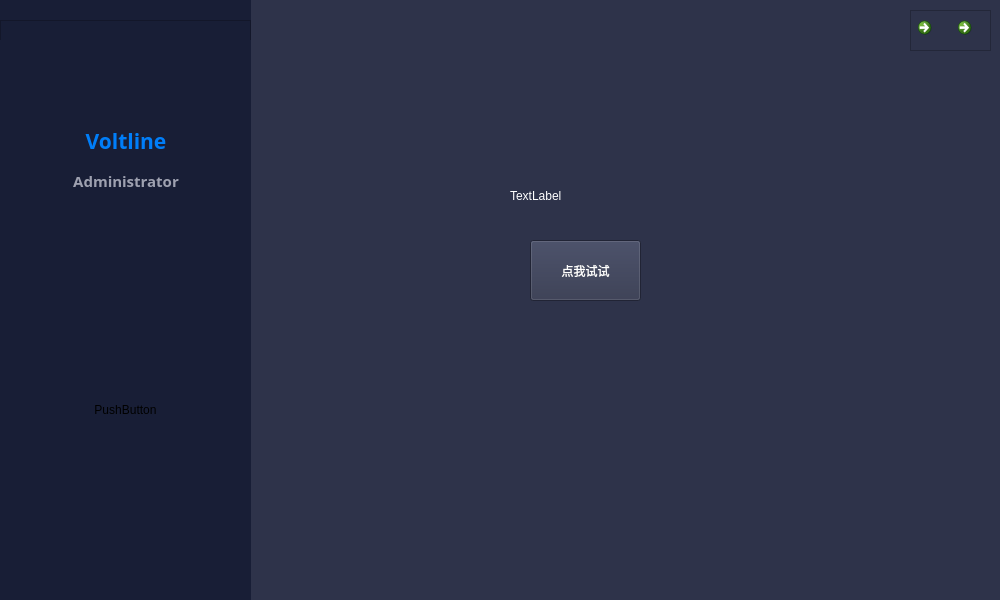
Qt form mainwindow.ui (Voltline/Wisdom-Academic-Affairs) before a commit.
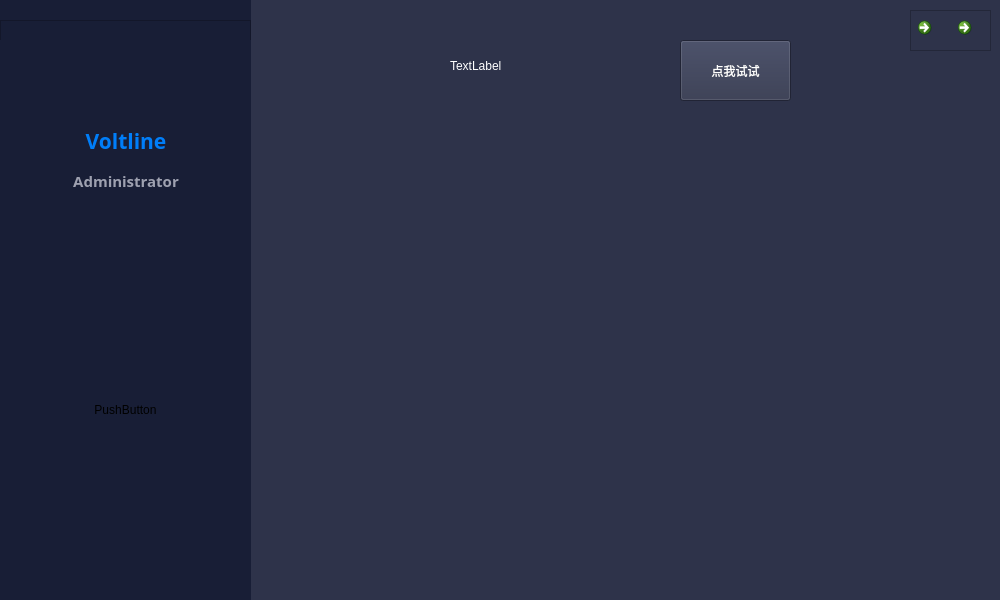
The same form after that commit. Icons and pictures are not drawn.

Commit message: 更改UI

Patch:
```diff
--- a/mainwindow.ui
+++ b/mainwindow.ui
@@ -86,8 +86,8 @@
    <widget class="QLabel" name="label">
     <property name="geometry">
      <rect>
-      <x>510</x>
-      <y>170</y>
+      <x>450</x>
+      <y>40</y>
       <width>181</width>
       <height>51</height>
      </rect>
@@ -102,8 +102,8 @@
    <widget class="QPushButton" name="pushButton">
     <property name="geometry">
      <rect>
-      <x>530</x>
-      <y>240</y>
+      <x>680</x>
+      <y>40</y>
       <width>111</width>
       <height>61</height>
      </rect>
```
Left out of the diff: 2 changed lines with no effect on the pictures.
